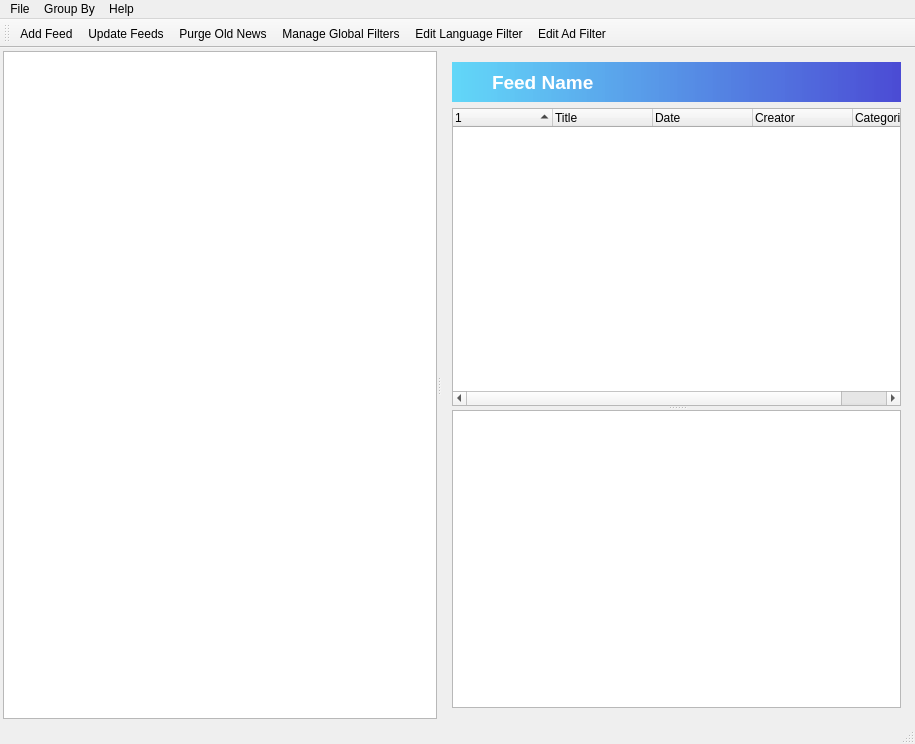
This is PyRssReaderWindow.ui in redeyedvireo/PyRssReader as Qt 5 draws it before an edit. The edited form follows.
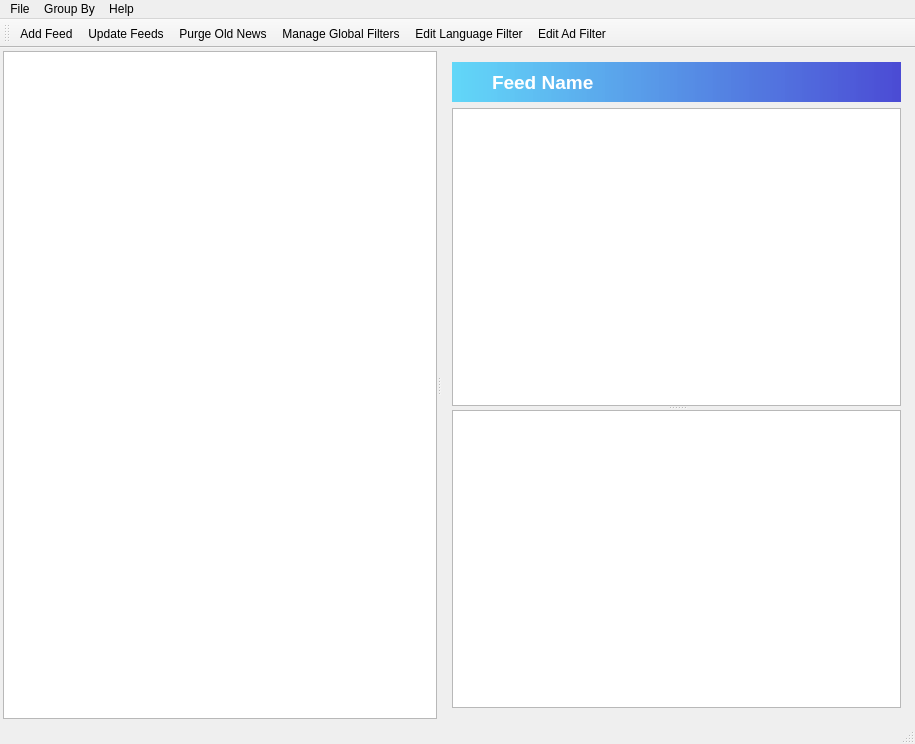
This is the edited form. Icons and pictures are not drawn.

Commit message:
Switch to using model-view with QStandardItems in the title tree.
This is intended to be a step towards eventually using a custom model,
which would hopefully prevent the need to have the UI widgets store a
duplicate copy of data.

```diff
--- a/PyRssReaderWindow.ui
+++ b/PyRssReaderWindow.ui
@@ -180,7 +180,7 @@
           <property name="orientation">
            <enum>Qt::Vertical</enum>
           </property>
-          <widget class="QTreeWidget" name="titleTree">
+          <widget class="QTreeView" name="titleTree">
            <property name="contextMenuPolicy">
             <enum>Qt::CustomContextMenu</enum>
            </property>
@@ -199,41 +199,9 @@
            <property name="animated">
             <bool>true</bool>
            </property>
-           <attribute name="headerMinimumSectionSize">
-            <number>15</number>
-           </attribute>
-           <attribute name="headerShowSortIndicator" stdset="0">
+           <attribute name="headerStretchLastSection">
             <bool>true</bool>
            </attribute>
-           <column>
-            <property name="text">
-             <string/>
-            </property>
-            <property name="icon">
-             <iconset resource="PyRssReader.qrc">
-              <normaloff>:/RssReader/Resources/Paper Clip.png</normaloff>:/RssReader/Resources/Paper Clip.png</iconset>
-            </property>
-           </column>
-           <column>
-            <property name="text">
-             <string>Title</string>
-            </property>
-           </column>
-           <column>
-            <property name="text">
-             <string>Date</string>
-            </property>
-           </column>
-           <column>
-            <property name="text">
-             <string>Creator</string>
-            </property>
-           </column>
-           <column>
-            <property name="text">
-             <string>Categories</string>
-            </property>
-           </column>
           </widget>
           <widget class="QTextBrowser" name="rssContentView">
            <property name="openLinks">
```
The commit also changes 7 other files.
